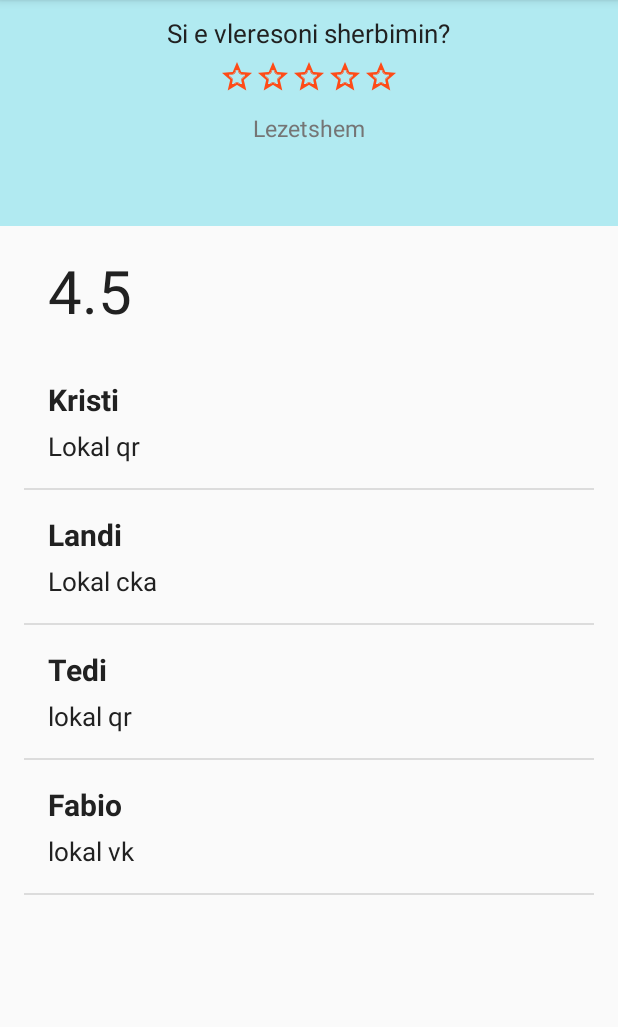
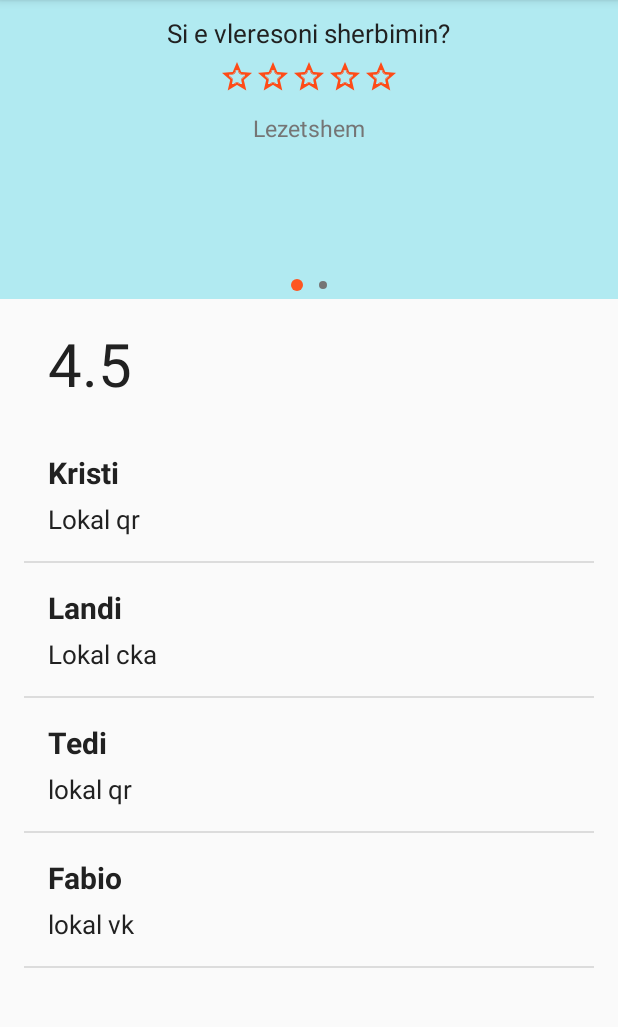
Before and after one commit to bigcheesy/UPickMobile, an Android app: the RatingActivity screen opened directly, with no data from a screen before it, on a phone screen of 412 x 824 dp, the part 84-1111 px from its top. Run offline under Robolectric (Android 15) with nearby library versions, the phone set to English and light mode, and no system bars.

Commit message:
Fixed ur shit

```diff
--- a/app/src/main/java/com/example/dcyberpanda/upickmobile/RatingActivity.java
+++ b/app/src/main/java/com/example/dcyberpanda/upickmobile/RatingActivity.java
@@ -90,8 +90,6 @@ public class RatingActivity extends AppCompatActivity {
         ratings.add(new Rating("Tedi", "lokal qr", 5));
         ratings.add(new Rating("Fabio", "lokal vk", 1));
         createList();
-
-
     }
 
     @Override
--- a/app/src/main/res/drawable/pik.xml
+++ b/app/src/main/res/drawable/pik.xml
@@ -3,6 +3,11 @@
     xmlns:android="http://schemas.android.com/apk/res/android"
     android:shape="oval">
 
+    <size
+        android:height="8dp"
+        android:width="8dp"
+        ></size>
+
     <solid
         android:color="@color/colorAccent"/>
 </shape>
--- a/app/src/main/res/drawable/pikjoaktive.xml
+++ b/app/src/main/res/drawable/pikjoaktive.xml
@@ -1,8 +1,13 @@
 <?xml version="1.0" encoding="utf-8"?>
 <shape
     xmlns:android="http://schemas.android.com/apk/res/android"
-    android:shape="oval">
+    android:shape="oval"
+    >
 
+    <size
+        android:height="5dp"
+        android:width="5dp"
+        ></size>
     <solid
         android:color="@color/secondaryTextColor"/>
 
--- a/app/src/main/res/layout/activity_rating.xml
+++ b/app/src/main/res/layout/activity_rating.xml
@@ -13,105 +13,33 @@
         layout="@layout/toolbar"
         ></include>
 
-    <android.support.v4.view.ViewPager
-        android:id="@+id/rating_viewpager"
+    <FrameLayout
         android:layout_width="match_parent"
         android:layout_height="0dp"
-        android:layout_weight="22.65"
+        android:layout_weight="30"
         android:background="@color/colorPrimaryLight"
-        android:orientation="vertical"
-        android:weightSum="1">
+        >
+
 
         <LinearLayout
             android:id="@+id/SliderDots"
             android:orientation="horizontal"
             android:gravity="center_vertical|center_horizontal"
             android:layout_width="match_parent"
-            android:layout_height="wrap_content"></LinearLayout>
+            android:layout_height="wrap_content"
+            android:layout_gravity="bottom"
+            android:layout_marginBottom="5dp"
+            ></LinearLayout>
 
-
-        <TextView
-            android:id="@+id/vleresimisherbimit"
-            android:layout_width="wrap_content"
-            android:layout_height="wrap_content"
-            android:layout_gravity="center_horizontal"
-            android:layout_marginBottom="5dp"
-            android:layout_marginTop="10dp"
-            android:text="Si e vleresoni sherbimin?"
-            android:textColor="@color/primaryTextColor"
-            android:textSize="17dp" />
-
-
-        <RatingBar
-            android:id="@+id/ratingBar"
-            style="@style/CustomRating"
-            android:layout_width="wrap_content"
-            android:layout_height="wrap_content"
-            android:layout_gravity="center_horizontal"
-
-            android:layout_weight="0.25"
-
-            android:isIndicator="false" />
-
-
-        <TextView
-            android:id="@+id/lezetshem"
-            android:layout_width="wrap_content"
-            android:layout_height="wrap_content"
-            android:layout_gravity="center_horizontal"
-            android:text="Lezetshem"
-            android:textColor="@color/secondaryTextColor"
-            android:textSize="15dp" />
-
-        <RelativeLayout
+        <android.support.v4.view.ViewPager
+            android:id="@+id/rating_viewpager"
             android:layout_width="match_parent"
-            android:layout_height="wrap_content"
-            android:layout_marginBottom="30dp"
-
-            >
-
-            <LinearLayout
-                android:layout_width="wrap_content"
-                android:layout_height="wrap_content"
-                android:layout_centerHorizontal="true"
-                android:layout_gravity="center_horizontal"
-                android:layout_marginTop="5dp"
-                android:orientation="horizontal">
-
-
-                <ImageView
-                    android:id="@+id/imageView"
-                    android:layout_width="9dp"
-                    android:layout_height="9dp"
-                    android:layout_gravity="center_vertical"
-                    android:src="@drawable/pik" />
-
-                <ImageView
-                    android:layout_width="7dp"
-                    android:layout_height="7dp"
-                    android:layout_gravity="center_vertical"
-                    android:layout_marginLeft="5dp"
-                    android:layout_marginRight="5dp"
-                    android:src="@drawable/pikjoaktive" />
-
-            </LinearLayout>
-
-            <TextView
-                android:layout_width="wrap_content"
-                android:layout_height="wrap_content"
-                android:layout_alignParentRight="true"
-                android:layout_marginBottom="16dp"
-                android:layout_marginRight="16dp"
-                android:clickable="true"
-                android:text="Publiko"
-                android:textColor="@color/primaryTextColor" />
-
-
-        </RelativeLayout>
-
-
-    </android.support.v4.view.ViewPager>
-
+            android:layout_height="match_parent"
+            android:orientation="vertical"
+            android:weightSum="1"
+            android:layout_marginBottom="10dp">
+        </android.support.v4.view.ViewPager>
+    </FrameLayout>
 
     <RelativeLayout
         android:layout_width="match_parent"
@@ -139,7 +67,7 @@
         android:layout_marginBottom="16dp"
         android:layout_marginLeft="16dp"
         android:layout_marginRight="16dp"
-        android:layout_weight="75"
+        android:layout_weight="70"
         tools:listitem="@layout/rating_item"
 
 
```
